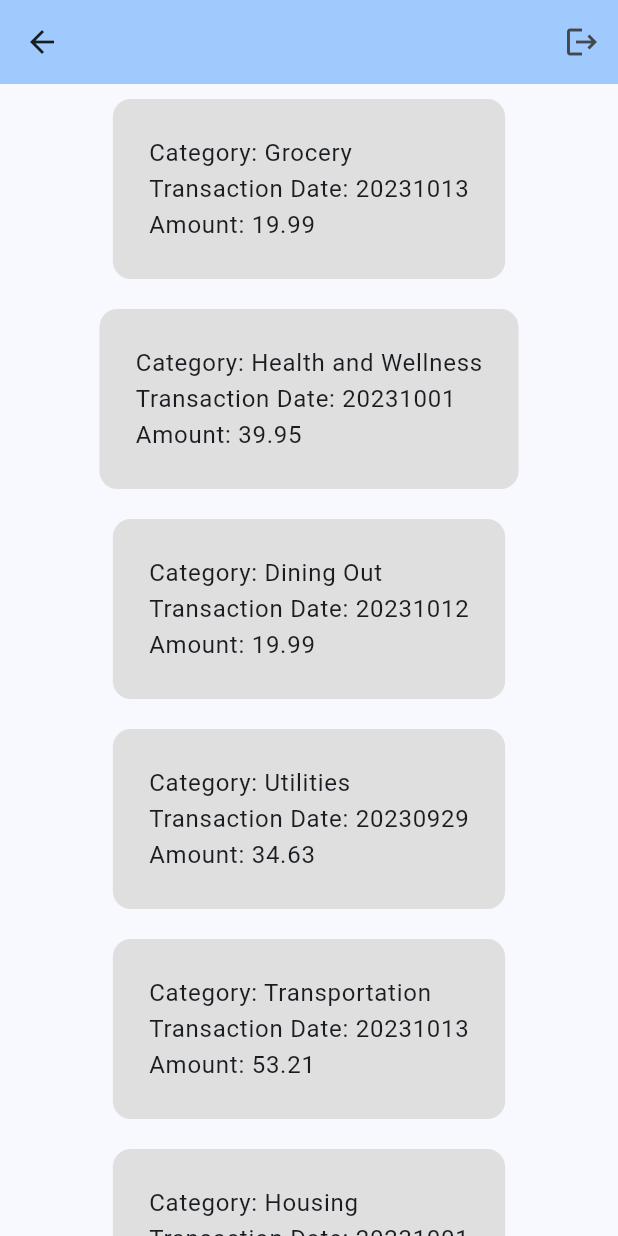
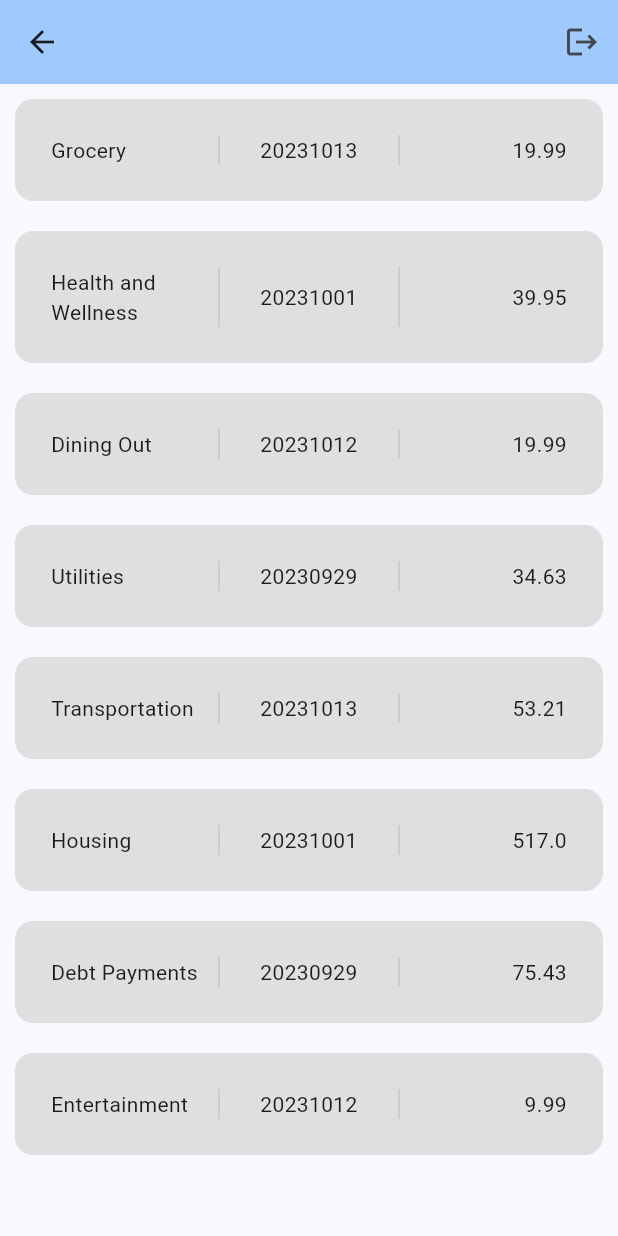
Before and after one commit to SP26GroupAGJ/SP26RedBudgetApp, a Flutter app: the SpendingPage screen opened by its route, on a phone screen of 412 x 824 dp. Run offline on Flutter 3.47's test engine with Material 3 defaults, Android fonts, the phone set to English and light mode, and no system bars.

Commit message:
changed transaction card ui

```diff
--- a/budget_app/lib/spending_page.dart
+++ b/budget_app/lib/spending_page.dart
@@ -14,7 +14,6 @@ class _SpendingPageState extends State<SpendingPage> {
     String response = await DefaultAssetBundle.of(context)
         .loadString('assets/mock_transactions.json');
     final List<dynamic> decodedList = jsonDecode(response) as List;
-    print(response);
     final List<TransactionCardEntity> transactions =
         decodedList.map((listItem) {
       return TransactionCardEntity.fromJson(listItem);
--- a/budget_app/lib/transaction_card.dart
+++ b/budget_app/lib/transaction_card.dart
@@ -19,14 +19,30 @@ class TransactionCard extends StatelessWidget {
             borderRadius: BorderRadius.all(Radius.circular(12)),
           ),
           padding: EdgeInsets.all(24),
-          child: Column(
-            children: [
-              Text(
-                'Category: ${entity.category}\nTransaction Date: ${entity.date}\nAmount: ${entity.amount}',
-                style: Theme.of(context).textTheme.bodyLarge,
-                textAlign: TextAlign.left,
-              ),
-            ],
+          child: IntrinsicHeight(
+            child: Row(
+              children: [
+                Expanded(
+                  child: Text(
+                    entity.category,
+                    style: Theme.of(context).textTheme.bodyMedium,
+                    textAlign: TextAlign.left,
+                  ),
+                ),
+                VerticalDivider(),
+                Expanded(
+                  child: Text('${entity.date}',
+                      style: Theme.of(context).textTheme.bodyMedium,
+                      textAlign: TextAlign.center),
+                ),
+                VerticalDivider(),
+                Expanded(
+                  child: Text('${entity.amount}',
+                      style: Theme.of(context).textTheme.bodyMedium,
+                      textAlign: TextAlign.right),
+                ),
+              ],
+            ),
           ),
         ));
   }
```
